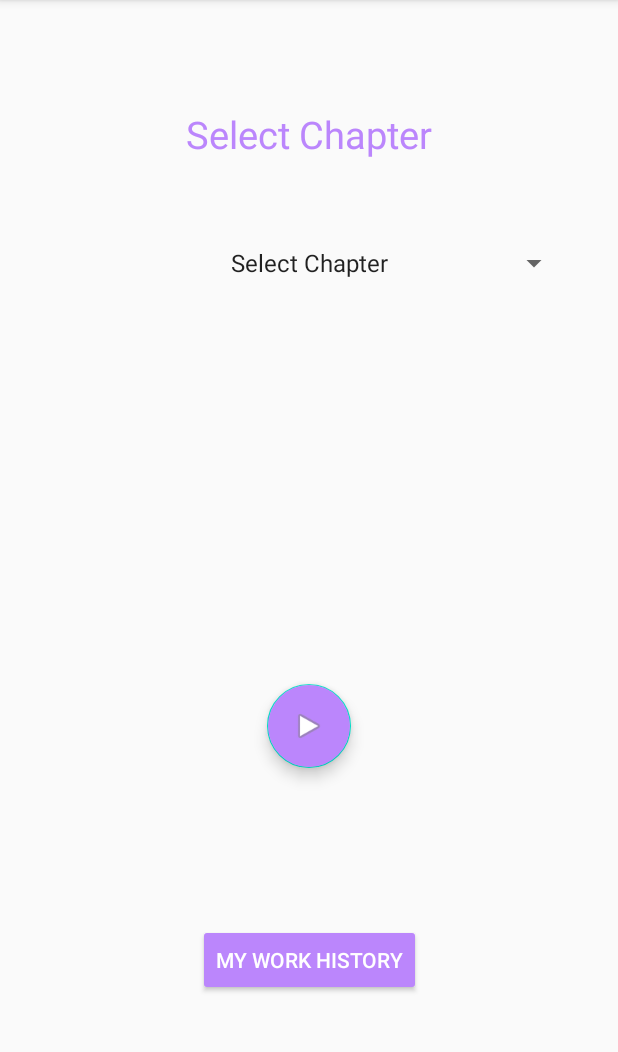
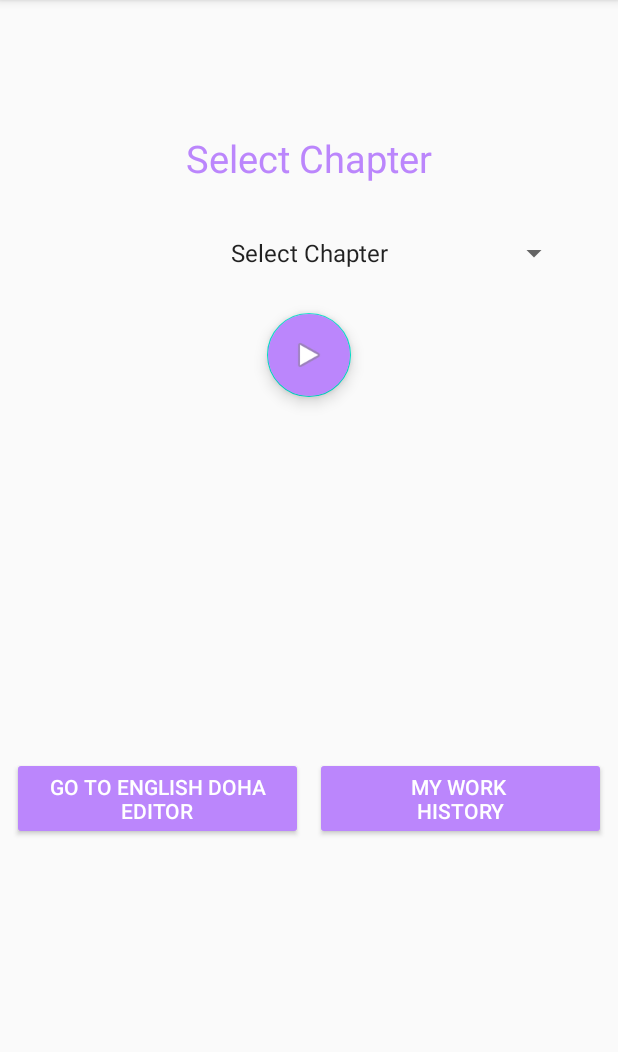
Before and after one commit to Aryan2500/KabirSakhiEditorModeApp, an Android app: the screen it shows after launch (MainActivity), on a phone screen of 412 x 824 dp, the part 84-1136 px from its top. Run offline under Robolectric (Android 15) with nearby library versions, the phone set to English and light mode, and no system bars.

Commit message:
added english doha editor

```diff
--- a/app/src/main/java/com/virtualvibe/kabirsakhigranthcompletesampoornkabirsaakhkigranth/MainActivity.kt
+++ b/app/src/main/java/com/virtualvibe/kabirsakhigranthcompletesampoornkabirsaakhkigranth/MainActivity.kt
@@ -28,6 +28,12 @@ class MainActivity : AppCompatActivity() , AdapterView.OnItemSelectedListener{
 
         historyButton.setOnClickListener {
             Intent(this@MainActivity , ChapterList::class.java).apply {
+                startActivity(this)
+            }
+        }
+
+        gotoEngDohaEditor.setOnClickListener {
+            Intent(this@MainActivity , PostEngLishDohe::class.java).apply {
                 startActivity(this)
             }
         }
--- /dev/null
+++ b/app/src/main/java/com/virtualvibe/kabirsakhigranthcompletesampoornkabirsaakhkigranth/Utils/Doha.kt
@@ -0,0 +1,3 @@
+package com.virtualvibe.kabirsakhigranthcompletesampoornkabirsaakhkigranth.Utils
+
+data class Doha(val doha :String, val arth:String)
--- a/app/src/main/res/layout/activity_main.xml
+++ b/app/src/main/res/layout/activity_main.xml
@@ -7,11 +7,21 @@
     android:layout_height="match_parent"
     android:paddingTop="?attr/actionBarSize">
 
+
+    <androidx.constraintlayout.widget.ConstraintLayout
+        android:id="@+id/constraintLayout"
+        android:layout_width="0dp"
+        android:layout_height="wrap_content"
+        app:layout_constraintEnd_toEndOf="parent"
+        app:layout_constraintStart_toStartOf="parent"
+        app:layout_constraintTop_toTopOf="parent">
+
         <Spinner
             android:id="@+id/spinChapter"
             android:layout_width="match_parent"
             android:layout_height="wrap_content"
             android:layout_marginStart="32dp"
+            android:layout_marginTop="16dp"
             android:layout_marginEnd="32dp"
             android:layout_marginBottom="32dp"
             android:minHeight="48dp"
@@ -25,13 +35,14 @@
             app:layout_constraintHorizontal_bias="0.0"
             app:layout_constraintStart_toStartOf="parent"
             app:layout_constraintTop_toBottomOf="@+id/textView"
-        app:layout_constraintVertical_bias="0.077" />
+            app:layout_constraintVertical_bias="0.077"
+            tools:ignore="SpeakableTextPresentCheck" />
 
         <TextView
             android:id="@+id/textView"
             android:layout_width="wrap_content"
             android:layout_height="wrap_content"
-        android:layout_marginTop="16dp"
+            android:layout_marginTop="32dp"
             android:text="Select Chapter"
             android:textColor="@color/purple_200"
 
@@ -44,24 +55,55 @@
             android:id="@+id/next"
             android:layout_width="wrap_content"
             android:layout_height="wrap_content"
+            android:layout_marginTop="16dp"
+            android:layout_marginBottom="32dp"
+            android:backgroundTint="@color/purple_200"
             android:clickable="true"
-        android:backgroundTint="@color/purple_200"
             app:layout_constraintBottom_toBottomOf="parent"
             app:layout_constraintEnd_toEndOf="parent"
             app:layout_constraintStart_toStartOf="parent"
             app:layout_constraintTop_toBottomOf="@+id/spinChapter"
-        app:srcCompat="@android:drawable/ic_media_play" />
+            app:srcCompat="@android:drawable/ic_media_play"
+            tools:ignore="SpeakableTextPresentCheck" />
+
+    </androidx.constraintlayout.widget.ConstraintLayout>
+
+    <androidx.constraintlayout.widget.ConstraintLayout
+        android:layout_width="0dp"
+        android:layout_height="0dp"
+        android:layout_marginStart="8dp"
+        android:layout_marginEnd="8dp"
+        app:layout_constraintBottom_toBottomOf="parent"
+        app:layout_constraintEnd_toEndOf="parent"
+        app:layout_constraintStart_toStartOf="parent"
+        app:layout_constraintTop_toBottomOf="@+id/constraintLayout">
 
         <Button
             android:id="@+id/historyButton"
-        android:layout_width="wrap_content"
+            android:layout_width="0dp"
             android:layout_height="wrap_content"
-        android:text="My Work History"
+            android:layout_marginStart="4dp"
             android:backgroundTint="@color/purple_200"
+            android:text="My Work \nHistory"
             android:textColor="@color/white"
             app:layout_constraintBottom_toBottomOf="parent"
             app:layout_constraintEnd_toEndOf="parent"
+            app:layout_constraintStart_toEndOf="@+id/gotoEngDohaEditor"
+            app:layout_constraintTop_toTopOf="parent" />
+
+        <Button
+            android:id="@+id/gotoEngDohaEditor"
+            android:layout_width="0dp"
+            android:layout_height="wrap_content"
+            android:layout_marginEnd="4dp"
+            android:backgroundTint="@color/purple_200"
+            android:text="Go To English Doha Editor"
+            android:textColor="@color/white"
+            app:layout_constraintBottom_toBottomOf="parent"
+            app:layout_constraintEnd_toStartOf="@+id/historyButton"
             app:layout_constraintStart_toStartOf="parent"
-        app:layout_constraintTop_toBottomOf="@+id/next" />
+            app:layout_constraintTop_toTopOf="parent" />
+    </androidx.constraintlayout.widget.ConstraintLayout>
+
 
 </androidx.constraintlayout.widget.ConstraintLayout>
--- a/app/src/main/res/values/strings.xml
+++ b/app/src/main/res/values/strings.xml
@@ -10,7 +10,7 @@
         <item>1 - गुरु को अंग</item>
         <item>2 - सद्गुरु को अंग</item>
         <item>3 - गुरु पारख को अंग</item>
-        <item>4 - गुरु शिष्य को अंग</item>
+        <item>4 - गुरु शिष्य हेरा को अंग</item>
         <item>5 - निगुरा को अंग</item>
         <item>6 - साधु को अंग</item>
         <item>7 - भीख को अंग</item>
--- a/build.gradle
+++ b/build.gradle
@@ -6,7 +6,7 @@ buildscript {
     }
     dependencies {
         classpath "com.android.tools.build:gradle:7.0.2"
-        classpath "org.jetbrains.kotlin:kotlin-gradle-plugin:1.5.30"
+        classpath 'org.jetbrains.kotlin:kotlin-gradle-plugin:1.5.31'
         classpath 'com.google.gms:google-services:4.3.8'
 
         // NOTE: Do not place your application dependencies here; they belong
```
Also changed, not shown: app/src/main/AndroidManifest.xml (+7 -4 lines), app/src/main/java/com/virtualvibe/kabirsakhigranthcompletesampoornkabirsaakhkigranth/PostEngLishDohe.kt (added, +43 -0 lines), app/src/main/res/layout/activity_post_eng_lish_dohe.xml (added, +65 -0 lines), 2 other files. Lines whose indentation alone changed are shown as unchanged.
